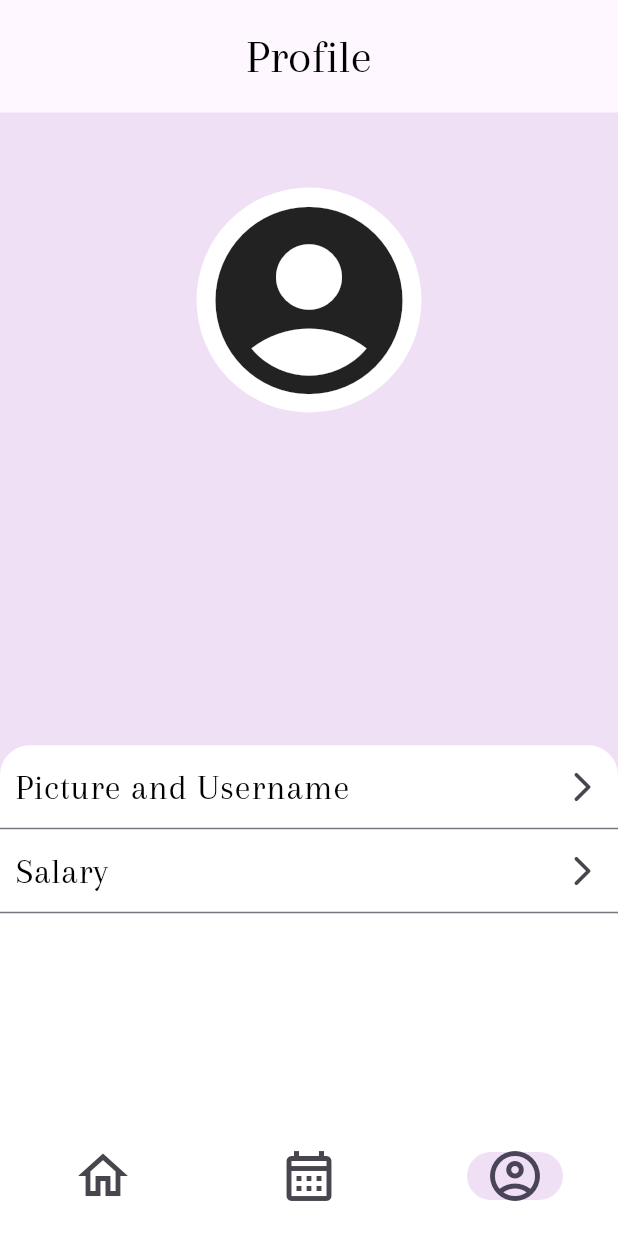
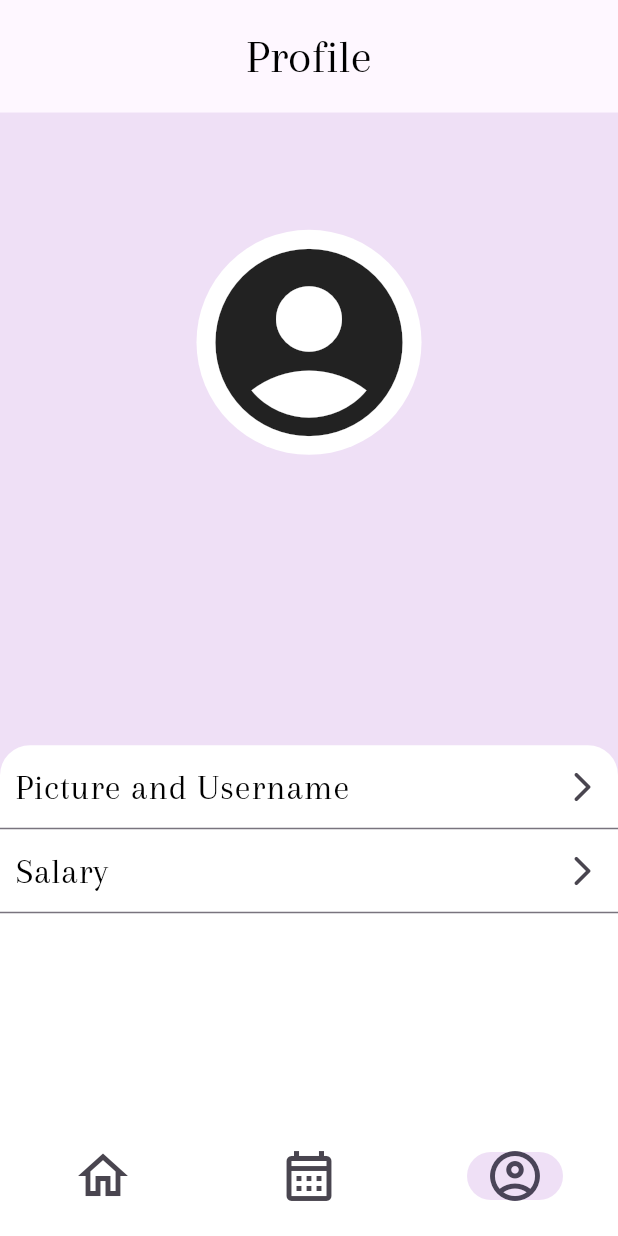
Before and after one commit to Filldexnoi/Dreamsaver, a Flutter app: the screen it shows once a user with an empty profile is signed in, item 3 of the bottom bar chosen, on a phone screen of 412 x 824 dp. Run offline on Flutter 3.47's test engine with Material 3 defaults, Android fonts, the phone set to English and light mode, and no system bars; our stand-ins replace cloud_firestore, firebase_auth, firebase_core, firebase_storage, google_sign_in, image_picker and 2 more; accounts and stored records are empty.

Commit message:
Update profile.dart

```diff
--- a/lib/page/profile.dart
+++ b/lib/page/profile.dart
@@ -29,13 +29,13 @@ class _ProfilePageState extends State<ProfilePage> {
   }
   @override
   Widget build(BuildContext context) {
-    return Center(
-      child: Stack(
-        alignment: AlignmentDirectional.bottomEnd,
+    return Column(
+      mainAxisAlignment: MainAxisAlignment.end,
       children: [Column(
       children: [
-          Container(
-            margin: EdgeInsets.symmetric(vertical: 50),
+        Padding(
+          padding: EdgeInsets.all(MediaQuery.of(context).size.width * 0.1),
+          child: Container(
             width: double.infinity,
             height: 150,
             decoration: BoxDecoration(
@@ -55,6 +55,7 @@ class _ProfilePageState extends State<ProfilePage> {
               ),
             )
           ),
+        ),
         StreamBuilder(
         stream: FirebaseFirestore.instance.collection('users').doc(user?.email).snapshots(),
         builder: (context, AsyncSnapshot<DocumentSnapshot> snapshot) {
@@ -73,7 +74,7 @@ class _ProfilePageState extends State<ProfilePage> {
           if (check!=null) {
             if(check){
               return Padding(
-                  padding: const EdgeInsets.all(15.0),
+                padding: EdgeInsets.all(MediaQuery.of(context).size.width * 0.05),
                 child: Text(UserController.user?.displayName ?? '',style: const TextStyle(
                   color:  Color(0xff50555C),
                   fontFamily: 'Arapey-Regular',
@@ -82,7 +83,7 @@ class _ProfilePageState extends State<ProfilePage> {
               );
             } else {
                 return Padding(
-                    padding: const EdgeInsets.symmetric(vertical: 15),
+                  padding: EdgeInsets.all(MediaQuery.of(context).size.width * 0.05),
                   child: Text(name!,style: const TextStyle(
                     color:  Color(0xff50555C),
                     fontFamily: 'Arapey-Regular',
@@ -96,7 +97,7 @@ class _ProfilePageState extends State<ProfilePage> {
         }
       ),
         Padding(
-            padding: EdgeInsets.all(10.0),
+          padding: EdgeInsets.all(MediaQuery.of(context).size.width * 0.05),
           child: Text(
             user!.email!,
             style: TextStyle(
@@ -155,7 +156,6 @@ class _ProfilePageState extends State<ProfilePage> {
         ),
       )
       ]
-      ),
     );
   }
 }
```
Lines whose indentation alone changed are shown as unchanged.
